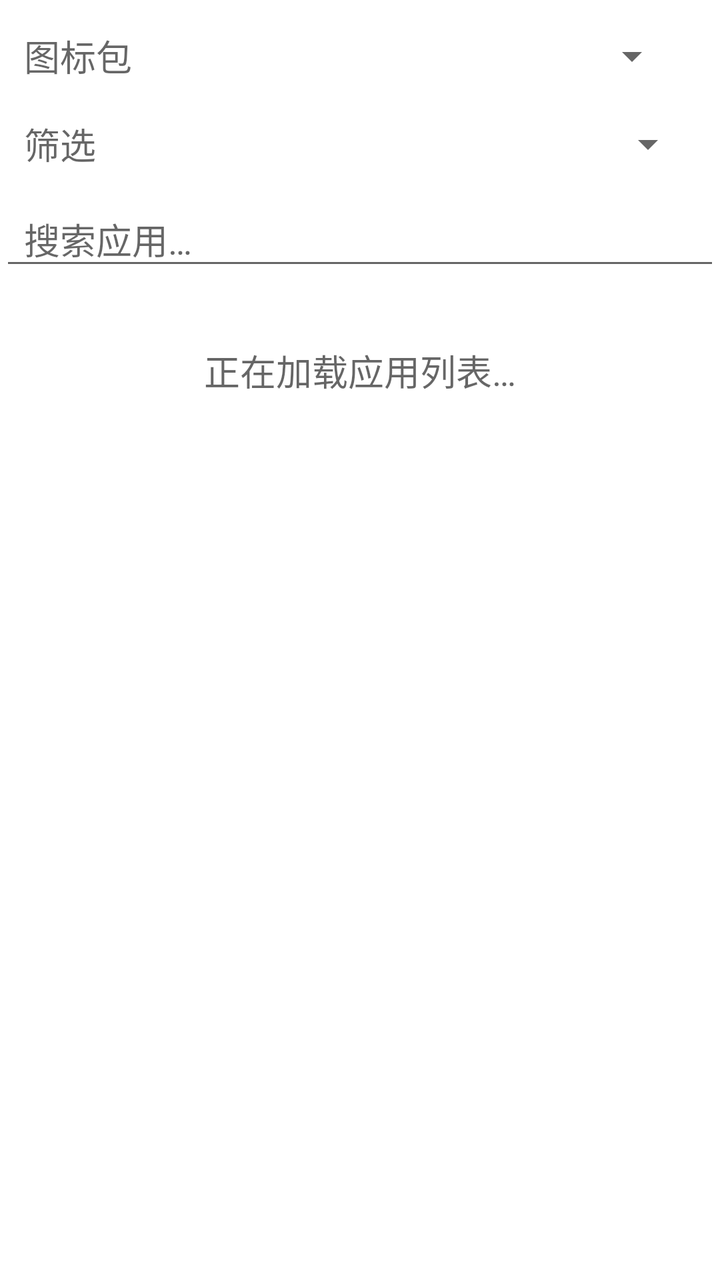
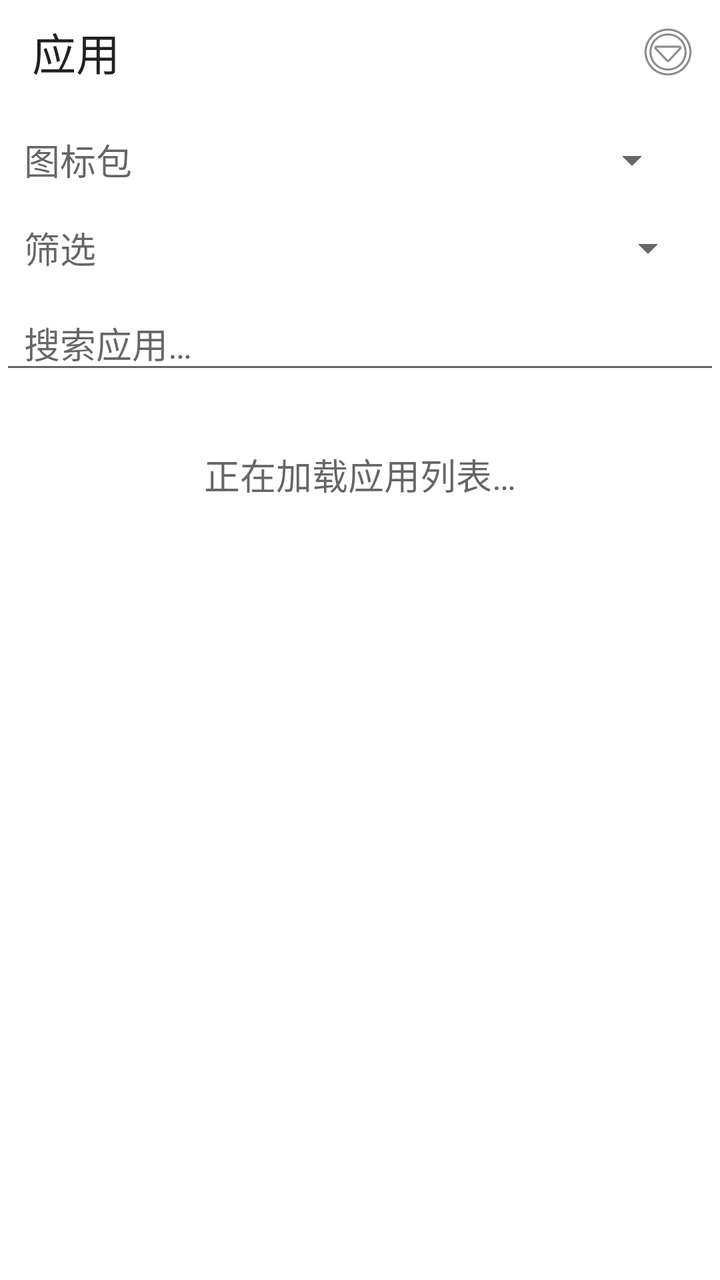

The first picture is an Android layout as it rendered before a commit; the second is the same layout after the commit. The layout source and the unified diff follow.
<!-- AndroidManifest.xml: fallback theme Theme.MaterialComponents.DayNight.NoActionBar -->
<!-- res/layout/page_apps.xml -->
<?xml version="1.0" encoding="utf-8"?>
<LinearLayout xmlns:android="http://schemas.android.com/apk/res/android"
    android:layout_width="match_parent"
    android:layout_height="match_parent"
    android:orientation="vertical"
    android:background="?android:attr/colorBackground"
    android:fitsSystemWindows="true">

    <LinearLayout
        android:layout_width="match_parent"
        android:layout_height="wrap_content"
        android:orientation="horizontal"
        android:gravity="center_vertical"
        android:paddingStart="12dp"
        android:paddingEnd="12dp"
        android:paddingTop="8dp"
        android:paddingBottom="4dp">

        <TextView
            android:layout_width="wrap_content"
            android:layout_height="wrap_content"
            android:text="图标包"
            android:textAppearance="?android:attr/textAppearanceMedium"
            android:layout_marginEnd="8dp" />

        <Spinner
            android:id="@+id/spinnerIconPack"
            android:layout_width="0dp"
            android:layout_height="40dp"
            android:layout_weight="1" />

        <TextView
            android:id="@+id/tvIconCount"
            android:layout_width="wrap_content"
            android:layout_height="wrap_content"
            android:textAppearance="?android:attr/textAppearanceSmall"
            android:textColor="?android:attr/textColorSecondary"
            android:layout_marginStart="8dp" />
    </LinearLayout>

    
    <LinearLayout
        android:layout_width="match_parent"
        android:layout_height="wrap_content"
        android:orientation="horizontal"
        android:gravity="center_vertical"
        android:paddingStart="12dp"
        android:paddingEnd="12dp"
        android:paddingTop="0dp"
        android:paddingBottom="4dp">

        <TextView
            android:layout_width="wrap_content"
            android:layout_height="wrap_content"
            android:text="筛选"
            android:textAppearance="?android:attr/textAppearanceMedium"
            android:layout_marginEnd="8dp" />

        <Spinner
            android:id="@+id/spinnerAppFilter"
            android:layout_width="0dp"
            android:layout_height="40dp"
            android:layout_weight="1" />
    </LinearLayout>

    <EditText
        android:id="@+id/etSearch"
        android:layout_width="match_parent"
        android:layout_height="44dp"
        android:hint="@string/app_list_search_hint"
        android:paddingStart="12dp"
        android:paddingEnd="12dp"
        android:singleLine="true"
        android:inputType="textFilter" />

    <TextView
        android:id="@+id/tvEmpty"
        android:layout_width="match_parent"
        android:layout_height="wrap_content"
        android:text="@string/app_list_loading"
        android:gravity="center"
        android:padding="32dp"
        android:textAppearance="?android:attr/textAppearanceMedium"
        android:textColor="?android:attr/textColorSecondary" />

    <androidx.recyclerview.widget.RecyclerView
        android:id="@+id/recyclerView"
        android:layout_width="match_parent"
        android:layout_height="0dp"
        android:layout_weight="1"
        android:visibility="gone" />

</LinearLayout>
<!-- resources referenced by this layout -->
<resources>
  <string name="app_list_loading">正在加载应用列表…</string>
  <string name="app_list_search_hint">搜索应用…</string>
</resources>

<!-- the commit's change to res/layout/page_apps.xml (unified diff, before → after) -->
@@ -5,6 +5,30 @@
     android:orientation="vertical"
     android:background="?android:attr/colorBackground"
     android:fitsSystemWindows="true">
+
+    <LinearLayout
+        android:layout_width="match_parent"
+        android:layout_height="52dp"
+        android:orientation="horizontal"
+        android:gravity="center_vertical"
+        android:paddingStart="16dp"
+        android:paddingEnd="4dp">
+
+        <TextView
+            android:layout_width="0dp"
+            android:layout_height="wrap_content"
+            android:layout_weight="1"
+            android:text="@string/nav_apps"
+            android:textAppearance="?android:attr/textAppearanceLarge" />
+
+        <ImageButton
+            android:id="@+id/btnAppsMenu"
+            android:layout_width="44dp"
+            android:layout_height="44dp"
+            android:background="?android:attr/selectableItemBackground"
+            android:contentDescription="@string/nav_apps"
+            android:src="@android:drawable/ic_menu_more" />
+    </LinearLayout>
 
     <LinearLayout
         android:layout_width="match_parent"
<!-- resource entries referenced after the edit -->
@@ -2,5 +2,6 @@
 <resources>
   <string name="app_list_loading">正在加载应用列表…</string>
   <string name="app_list_search_hint">搜索应用…</string>
+  <string name="nav_apps">应用</string>
 </resources>
 
